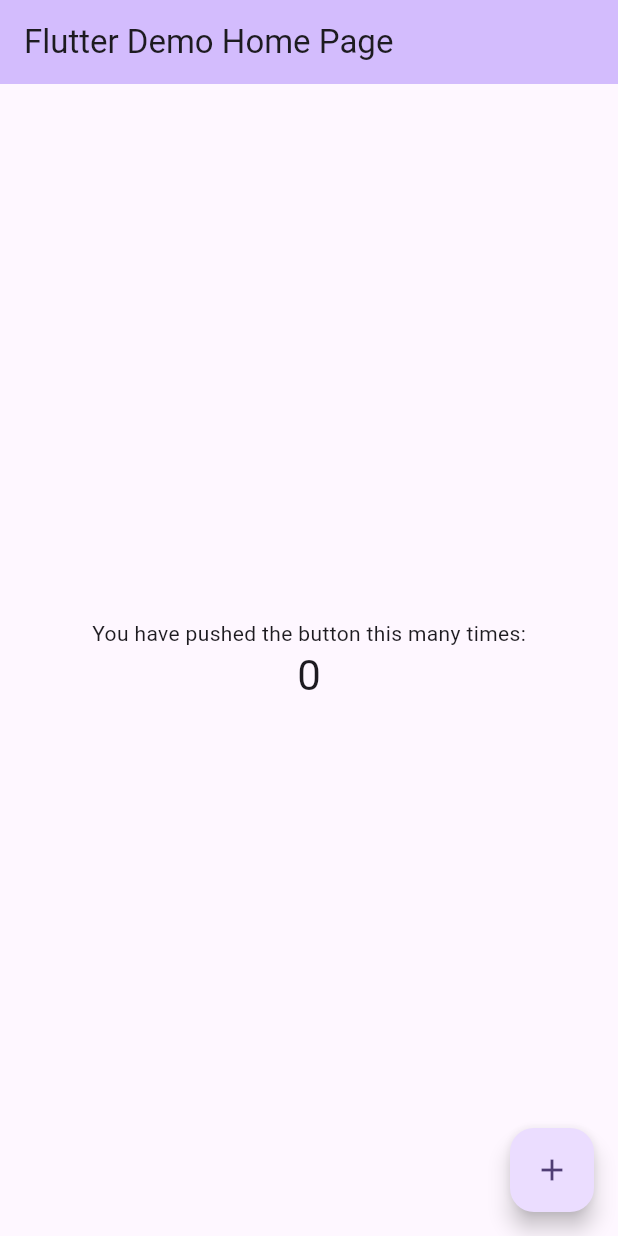
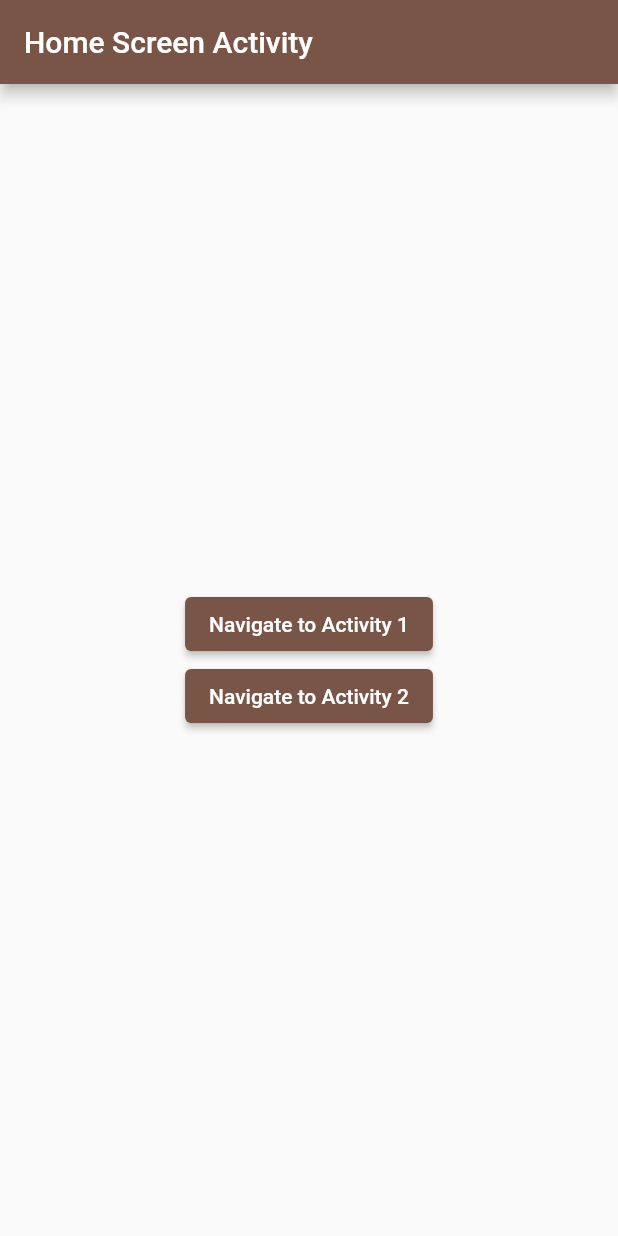
Before and after one commit to EusufUddin8926/Navigation-Demo, a Flutter app: the screen it shows after launch, on a phone screen of 412 x 824 dp. Run offline on Flutter 3.47's test engine with Material 2 defaults, Android fonts, the phone set to English and light mode, and no system bars.

Commit message:
Navigation demo add Home to Activity 1 and Activity 2

```diff
--- a/lib/main.dart
+++ b/lib/main.dart
@@ -1,125 +1,50 @@
+import 'package:flutter/cupertino.dart';
 import 'package:flutter/material.dart';
+import 'Activity/Activity2.dart';
+import 'Activity/Activity1.dart';
 
 void main() {
-  runApp(const MyApp());
+  runApp(MyApp());
 }
 
 class MyApp extends StatelessWidget {
   const MyApp({super.key});
 
-  // This widget is the root of your application.
   @override
   Widget build(BuildContext context) {
     return MaterialApp(
-      title: 'Flutter Demo',
-      theme: ThemeData(
-        // This is the theme of your application.
-        //
-        // TRY THIS: Try running your application with "flutter run". You'll see
-        // the application has a blue toolbar. Then, without quitting the app,
-        // try changing the seedColor in the colorScheme below to Colors.green
-        // and then invoke "hot reload" (save your changes or press the "hot
-        // reload" button in a Flutter-supported IDE, or press "r" if you used
-        // the command line to start the app).
-        //
-        // Notice that the counter didn't reset back to zero; the application
-        // state is not lost during the reload. To reset the state, use hot
-        // restart instead.
-        //
-        // This works for code too, not just values: Most code changes can be
-        // tested with just a hot reload.
-        colorScheme: ColorScheme.fromSeed(seedColor: Colors.deepPurple),
-        useMaterial3: true,
-      ),
-      home: const MyHomePage(title: 'Flutter Demo Home Page'),
+      home: HomeScreenActivity(),
+      debugShowCheckedModeBanner: false,
+      theme: ThemeData(primarySwatch: Colors.brown),
     );
   }
 }
 
-class MyHomePage extends StatefulWidget {
-  const MyHomePage({super.key, required this.title});
-
-  // This widget is the home page of your application. It is stateful, meaning
-  // that it has a State object (defined below) that contains fields that affect
-  // how it looks.
-
-  // This class is the configuration for the state. It holds the values (in this
-  // case the title) provided by the parent (in this case the App widget) and
-  // used by the build method of the State. Fields in a Widget subclass are
-  // always marked "final".
-
-  final String title;
-
-  @override
-  State<MyHomePage> createState() => _MyHomePageState();
-}
-
-class _MyHomePageState extends State<MyHomePage> {
-  int _counter = 0;
-
-  void _incrementCounter() {
-    setState(() {
-      // This call to setState tells the Flutter framework that something has
-      // changed in this State, which causes it to rerun the build method below
-      // so that the display can reflect the updated values. If we changed
-      // _counter without calling setState(), then the build method would not be
-      // called again, and so nothing would appear to happen.
-      _counter++;
-    });
-  }
-
+class HomeScreenActivity extends StatelessWidget {
   @override
   Widget build(BuildContext context) {
-    // This method is rerun every time setState is called, for instance as done
-    // by the _incrementCounter method above.
-    //
-    // The Flutter framework has been optimized to make rerunning build methods
-    // fast, so that you can just rebuild anything that needs updating rather
-    // than having to individually change instances of widgets.
     return Scaffold(
       appBar: AppBar(
-        // TRY THIS: Try changing the color here to a specific color (to
-        // Colors.amber, perhaps?) and trigger a hot reload to see the AppBar
-        // change color while the other colors stay the same.
-        backgroundColor: Theme.of(context).colorScheme.inversePrimary,
-        // Here we take the value from the MyHomePage object that was created by
-        // the App.build method, and use it to set our appbar title.
-        title: Text(widget.title),
+        title: Text("Home Screen Activity"),
       ),
       body: Center(
-        // Center is a layout widget. It takes a single child and positions it
-        // in the middle of the parent.
         child: Column(
-          // Column is also a layout widget. It takes a list of children and
-          // arranges them vertically. By default, it sizes itself to fit its
-          // children horizontally, and tries to be as tall as its parent.
-          //
-          // Column has various properties to control how it sizes itself and
-          // how it positions its children. Here we use mainAxisAlignment to
-          // center the children vertically; the main axis here is the vertical
-          // axis because Columns are vertical (the cross axis would be
-          // horizontal).
-          //
-          // TRY THIS: Invoke "debug painting" (choose the "Toggle Debug Paint"
-          // action in the IDE, or press "p" in the console), to see the
-          // wireframe for each widget.
           mainAxisAlignment: MainAxisAlignment.center,
-          children: <Widget>[
-            const Text(
-              'You have pushed the button this many times:',
-            ),
-            Text(
-              '$_counter',
-              style: Theme.of(context).textTheme.headlineMedium,
-            ),
+          children: [
+            ElevatedButton(
+                onPressed: () {
+                  Navigator.push(context,
+                      MaterialPageRoute(builder: (context) => Activity1()));
+                },
+                child: Text("Navigate to Activity 1")),
+            ElevatedButton(
+                onPressed: () {
+                  Navigator.push(context,
+                      MaterialPageRoute(builder: (context) => Activity2()));
+                }, child: Text("Navigate to Activity 2"))
           ],
         ),
       ),
-      floatingActionButton: FloatingActionButton(
-        onPressed: _incrementCounter,
-        tooltip: 'Increment',
-        child: const Icon(Icons.add),
-      ), // This trailing comma makes auto-formatting nicer for build methods.
     );
   }
 }
```
Also changed, not shown: lib/Activity/Activity1.dart (added, +21 -0 lines), lib/Activity/Activity2.dart (added, +21 -0 lines).
